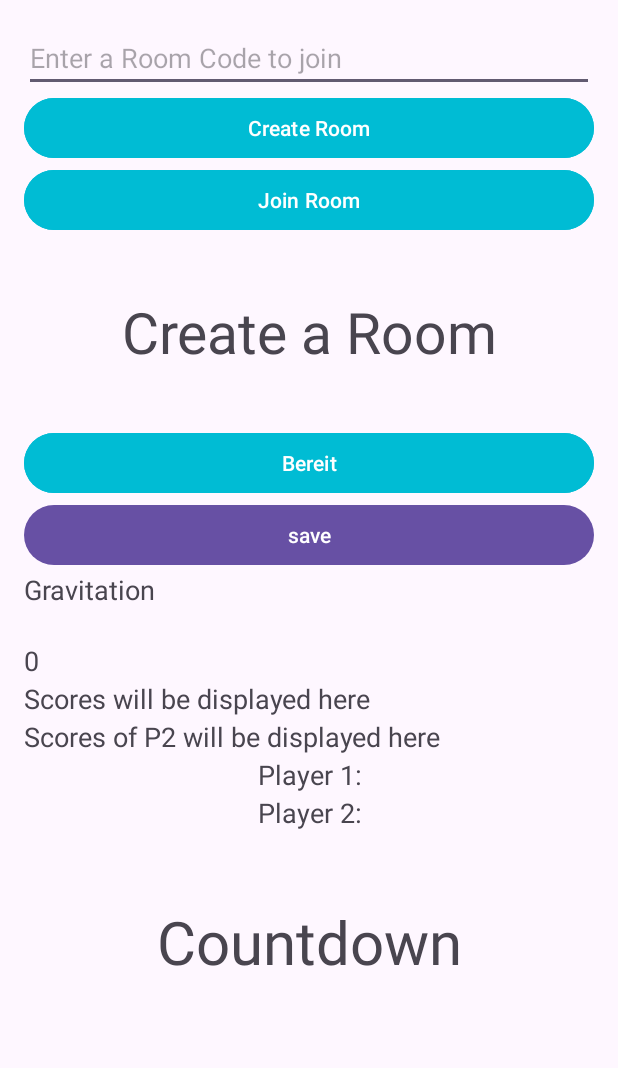
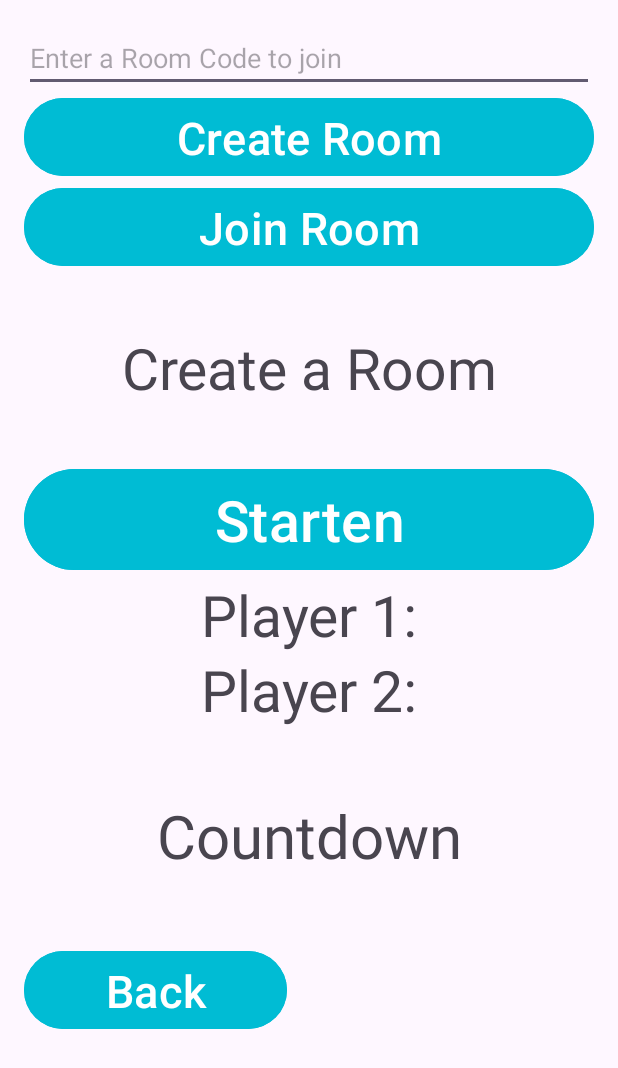
Before and after one commit to MichaelFalknerEHealth/PullChallenge, an Android app: the ChooserAndCounter screen opened directly, with no data from a screen before it, on a phone screen of 412 x 824 dp. Shown: the top 1068 px of the screen. Run offline under Robolectric (Android 15) with nearby library versions, the phone set to English and light mode, and no system bars; our stand-ins replace Firebase (no records; nobody signed in at launch, a user with empty details on screens opened directly).

Commit message:
Back Button und ein Bisschen Aufgeräumt was wir brauchen, hab aber nur auf invisible gestellt beim Layout. Back Button bei History, Profile und der Pull Up challenge

```diff
--- a/app/src/main/res/layout/activity_chooser_and_counter.xml
+++ b/app/src/main/res/layout/activity_chooser_and_counter.xml
@@ -14,16 +14,20 @@
     <Button
         android:id="@+id/createRoomButton"
         android:layout_width="match_parent"
-        android:layout_height="wrap_content"
         android:backgroundTint="#00BCD4"
-        android:text="Create Room" />
+        android:text="Create Room"
+        android:layout_height="60dp"
+        android:textSize="30sp"
+        />
 
     <Button
         android:id="@+id/joinRoomButton"
         android:backgroundTint="#00BCD4"
         android:layout_width="match_parent"
-        android:layout_height="wrap_content"
-        android:text="Join Room" />
+        android:text="Join Room"
+        android:layout_height="60dp"
+        android:textSize="30sp"
+        />
 
     <TextView
         android:id="@+id/displaycode"
@@ -38,35 +42,42 @@
         android:id="@+id/okButton"
         android:backgroundTint="#00BCD4"
         android:layout_width="match_parent"
-        android:layout_height="wrap_content"
-        android:text="Bereit" />
+        android:text="Starten"
+        android:layout_height="75dp"
+        android:textSize="38sp"/>
 
     <Button
         android:id="@+id/BTSave"
         android:layout_width="match_parent"
         android:layout_height="wrap_content"
-        android:text="save" />
+        android:text="save"
+        android:visibility="gone"
+        />
 
     <TextView
         android:id="@+id/gravitation"
         android:layout_width="match_parent"
         android:layout_height="47dp"
         android:textSize="18sp"
-        android:text="@string/gravitation" />
+        android:text="@string/gravitation"
+        android:visibility="gone"
+        />
 
     <TextView
         android:id="@+id/counter"
         android:layout_width="match_parent"
         android:layout_height="25dp"
         android:text="0"
-        android:textSize="18sp" />
+        android:textSize="18sp"
+        android:visibility="gone"/>
 
     <TextView
         android:id="@+id/scoreView"
         android:layout_width="match_parent"
         android:layout_height="25dp"
         android:text="Scores will be displayed here"
-        android:textSize="18sp" />
+        android:textSize="18sp"
+        android:visibility="gone"/>
 
     <TextView
         android:id="@+id/scoreViewPlayer2"
@@ -74,23 +85,24 @@
         android:layout_height="25dp"
         android:text="Scores of P2 will be displayed here"
         android:textSize="18sp"
+        android:visibility="gone"
         />
 
     <TextView
         android:id="@+id/TVPlayerlist"
+        android:layout_width="match_parent"
+        android:layout_height="50dp"
+        android:layout_gravity="center"
         android:gravity="center"
-        android:layout_gravity="center"
-        android:layout_width="match_parent"
-        android:layout_height="25dp"
         android:text="Player 1:"
-        android:textSize="18sp" />
+        android:textSize="38sp" />
     <TextView
         android:id="@+id/TVPlayerlist2"
         android:layout_width="match_parent"
-        android:layout_height="25dp"
+        android:layout_height="50dp"
         android:gravity="center"
         android:text="Player 2:"
-        android:textSize="18sp" />
+        android:textSize="38sp" />
 
     <TextView
         android:id="@+id/TVCountdown"
@@ -100,4 +112,13 @@
         android:text="Countdown"
         android:textSize="40dp" />
 
+    <Button
+        android:id="@+id/BTBack"
+        android:layout_width="175dp"
+        android:backgroundTint="#00BCD4"
+        android:text="Back"
+        android:layout_height="60dp"
+        android:textSize="30sp"
+        />
+
 </LinearLayout>
```
Also changed, not shown: app/src/main/java/com/example/challenge_login/ChooserAndCounter.java (+52 -8 lines), app/src/main/java/com/example/challenge_login/History.java (+14 -0 lines), app/src/main/java/com/example/challenge_login/Profile.java (+16 -0 lines), app/src/main/res/layout/activity_history.xml (+12 -1 lines), app/src/main/res/layout/activity_profile.xml (+11 -0 lines), 1 other file.
